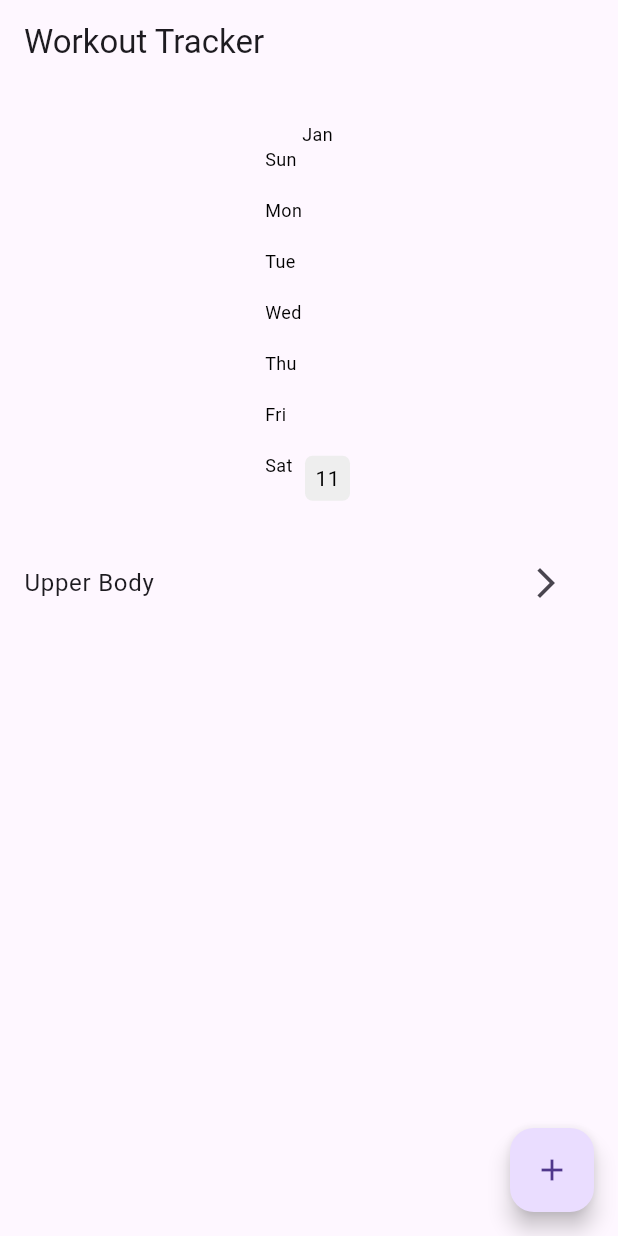
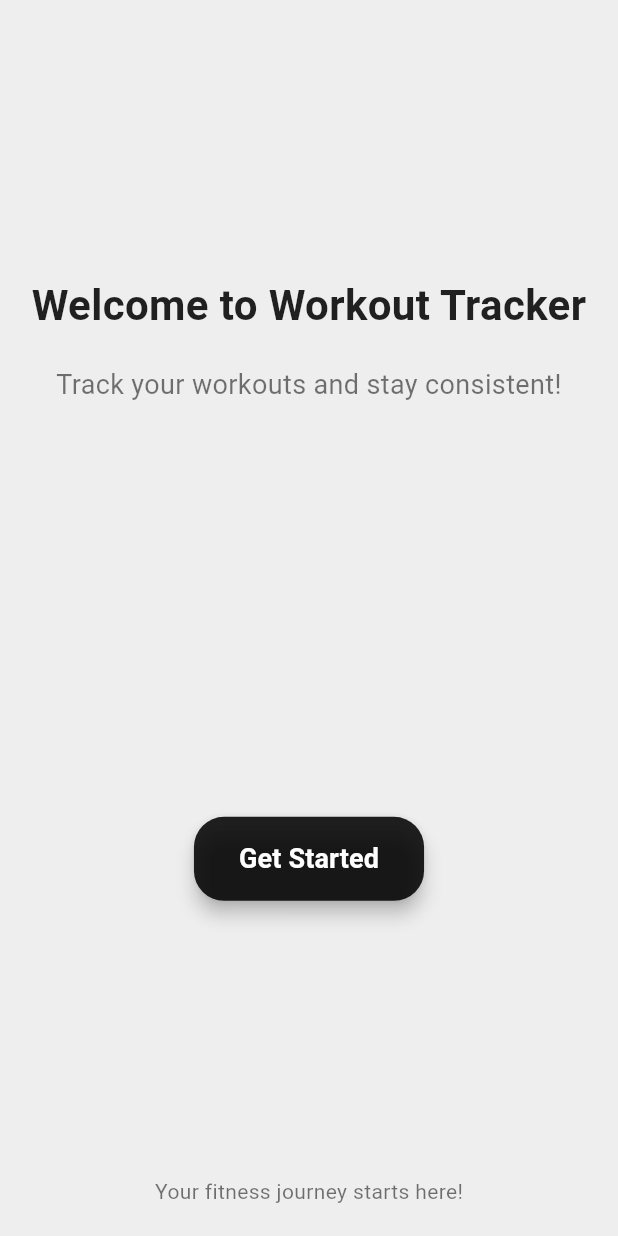
Before and after one commit to m1toi/workout_app, a Flutter app: the screen it shows after launch, on a phone screen of 412 x 824 dp. Run offline on Flutter 3.47's test engine with Material 3 defaults, Android fonts, the phone set to English and light mode, and no system bars; drawn by our look-alikes of flutter_heatmap_calendar; our stand-ins replace flutter_local_notifications, hive_flutter, permission_handler; accounts and stored records are empty.

Commit message:
implement welcome_page

```diff
--- a/lib/main.dart
+++ b/lib/main.dart
@@ -3,6 +3,7 @@ import 'package:flutter/services.dart';
 import 'package:hive_flutter/hive_flutter.dart';
 import 'package:provider/provider.dart';
 import 'package:workout_app/pages/home_page.dart';
+import 'package:workout_app/pages/welcome_page.dart';
 import '../data/workout_data.dart';
 
 void main() async {
@@ -30,7 +31,7 @@ class MainApp extends StatelessWidget {
         create: (context) => WorkoutData(),
         child: const MaterialApp(
           debugShowCheckedModeBanner: false,
-          home: HomePage(),
+          home: WelcomePage(),
         ));
   }
 }
--- /dev/null
+++ b/lib/pages/welcome_page.dart
@@ -0,0 +1,78 @@
+import 'package:flutter/material.dart';
+import 'home_page.dart';
+
+class WelcomePage extends StatelessWidget {
+  const WelcomePage({super.key});
+
+  @override
+  Widget build(BuildContext context) {
+    return Scaffold(
+      body: Container(
+        width: double.infinity,
+        height: double.infinity,
+        color: Colors.grey[200],
+        child: Column(
+          mainAxisAlignment: MainAxisAlignment.center,
+          children: [
+            const Spacer(flex: 2),
+            const Text(
+              "Welcome to Workout Tracker",
+              style: TextStyle(
+                fontSize: 28,
+                fontWeight: FontWeight.bold,
+                color: Colors.black87,
+              ),
+              textAlign: TextAlign.center,
+            ),
+            const SizedBox(height: 20),
+            const Text(
+              "Track your workouts and stay consistent!",
+              style: TextStyle(
+                fontSize: 18,
+                color: Colors.black54,
+              ),
+              textAlign: TextAlign.center,
+            ),
+            const Spacer(flex: 3),
+            ElevatedButton(
+              onPressed: () {
+                Navigator.pushReplacement(
+                  context,
+                  MaterialPageRoute(builder: (context) => const HomePage()),
+                );
+              },
+              style: ElevatedButton.styleFrom(
+                backgroundColor: Colors.black87,
+                padding: const EdgeInsets.symmetric(
+                  horizontal: 30,
+                  vertical: 15,
+                ),
+                shape: RoundedRectangleBorder(
+                  borderRadius: BorderRadius.circular(20),
+                ),
+                elevation: 5,
+              ),
+              child: const Text(
+                "Get Started",
+                style: TextStyle(
+                  color: Colors.white,
+                  fontSize: 18,
+                  fontWeight: FontWeight.bold,
+                ),
+              ),
+            ),
+            const Spacer(flex: 2),
+            const Text(
+              "Your fitness journey starts here!",
+              style: TextStyle(
+                color: Colors.black54,
+                fontSize: 14,
+              ),
+            ),
+            const SizedBox(height: 20),
+          ],
+        ),
+      ),
+    );
+  }
+}
```
